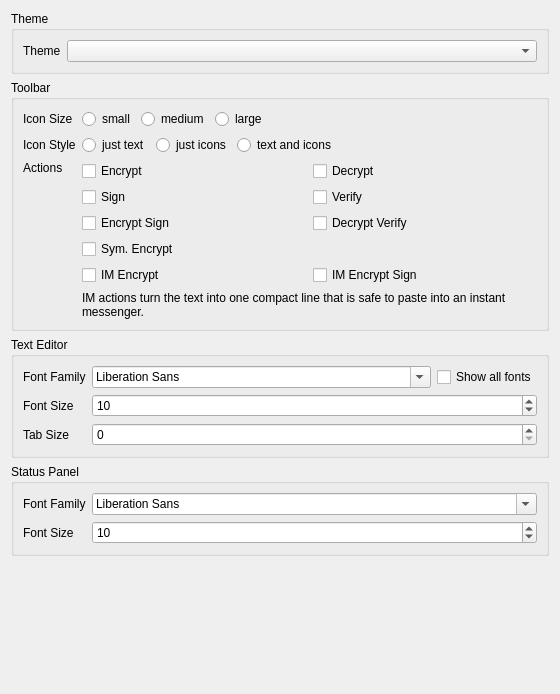
This is ui/AppearanceSettings.ui in saturneric/GpgFrontend as Qt 5 draws it before an edit. The edited form follows.
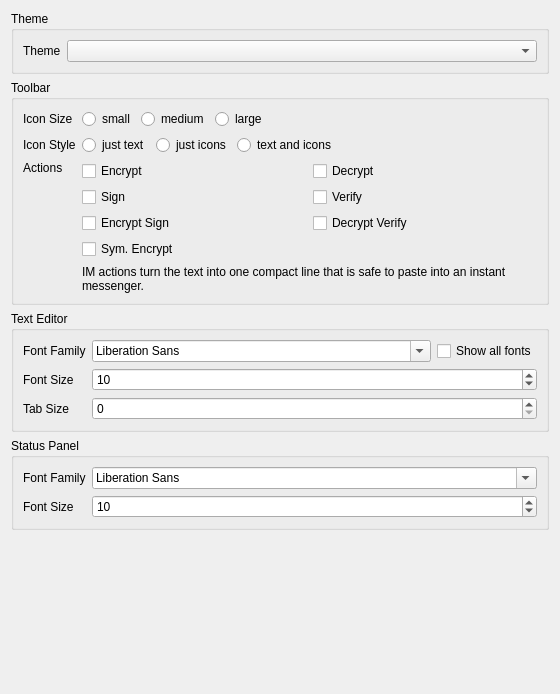
This is the edited form.

Commit message:
refactor(ui): remove obsolete settings controls
- remove IM encryption options from appearance settings
- remove public key sync button from the key list
- remove automatic key status fetching from network settings

```diff
--- a/ui/AppearanceSettings.ui
+++ b/ui/AppearanceSettings.ui
@@ -199,20 +199,6 @@
             </property>
            </widget>
           </item>
-          <item row="4" column="0">
-           <widget class="QCheckBox" name="imEncrCheckBox">
-            <property name="text">
-             <string>IM Encrypt</string>
-            </property>
-           </widget>
-          </item>
-          <item row="4" column="1">
-           <widget class="QCheckBox" name="imEncrSignCheckBox">
-            <property name="text">
-             <string>IM Encrypt Sign</string>
-            </property>
-           </widget>
-          </item>
          </layout>
         </item>
         <item>
```
The commit also changes 2 other files.
